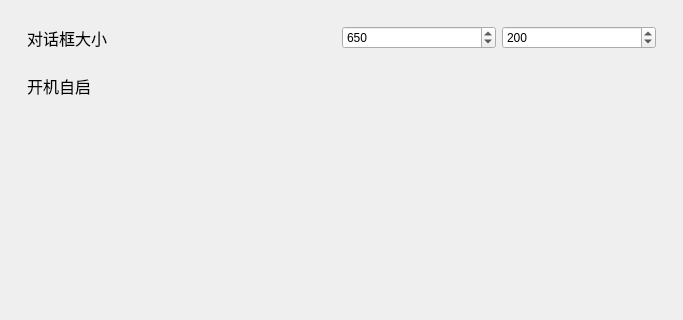
First picture: the form in Mandarin/windows/setting/child/settingchild_general.ui, repository Mandarin715/Mandarin, before the edit; both pictures show x 0 to 683 and y 0 to 320 of the 683 by 504 pixel window.
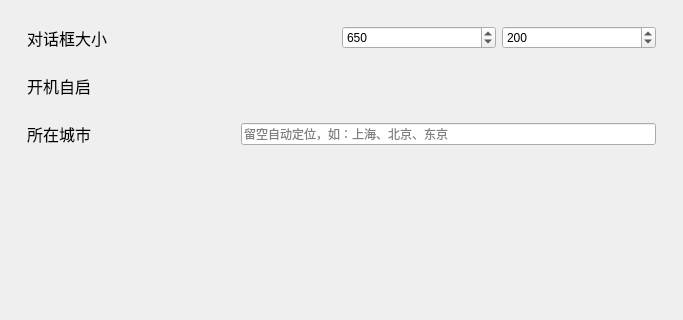
Second picture: the form after the edit. Custom widgets are drawn as their Qt base class.

Commit message:
feat: 内心独白 + 手动位置 + F5刷新 + IP定位修复 (v1.8.0)
【内心独白】AI 回复支持第四段内心独白，立绘头顶右上45°半透明气泡

  - 格式：心情|中文|日语|内心独白（可选）

  - 淡入0.4s → 停留至语音播完 → 淡出0.4s

【手动位置】通用设置页添加所在城市输入框，优先于IP自动定位

  - 系统提示词和联网搜索均使用手动位置

【IP定位】ip-api.com 优先，ip.sb 备选（从时区提取城市）

【F5刷新】按F5一键重载所有配置，无需重启

【应用调用】URL自动用浏览器打开

【热键录音】AI回复完成后未清空时按热键自动清空并开始录音

【提示词缓存】编辑角色设定后自动刷新，不需要重启

【记忆名称】系统提示词用户名独立一行，避免与NPC名混淆

What changed in the file:
```diff
--- a/Mandarin/windows/setting/child/settingchild_general.ui
+++ b/Mandarin/windows/setting/child/settingchild_general.ui
@@ -129,6 +129,29 @@
          </layout>
         </widget>
        </item>
+       <item>
+       <widget class="ElaScrollPageArea" name="widget_Location" native="true">
+         <property name="toolTip">
+          <string>手动设置所在城市，留空则自动通过 IP 定位</string>
+         </property>
+         <layout class="QHBoxLayout" name="horizontalLayout_Location" stretch="1,2">
+          <property name="leftMargin"><number>15</number></property>
+          <property name="rightMargin"><number>15</number></property>
+          <item>
+           <widget class="ElaText" name="label_Location">
+            <property name="font"><font><pointsize>12</pointsize></font></property>
+            <property name="text"><string>所在城市</string></property>
+           </widget>
+          </item>
+          <item>
+           <widget class="QLineEdit" name="lineEdit_Location">
+            <property name="toolTip"><string>输入城市名，留空则自动 IP 定位</string></property>
+            <property name="placeholderText"><string>留空自动定位，如：上海、北京、东京</string></property>
+           </widget>
+          </item>
+         </layout>
+        </widget>
+       </item>
        <item>
         <spacer name="verticalSpacer">
          <property name="orientation">
```
The commit also changes 7 other files.
